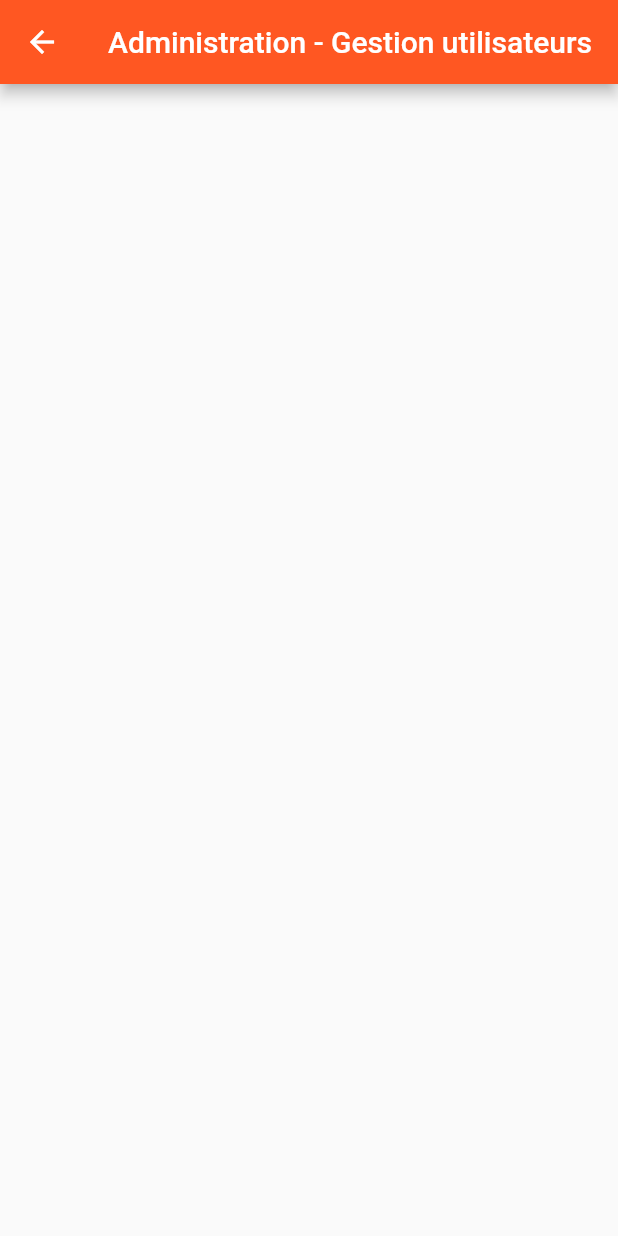
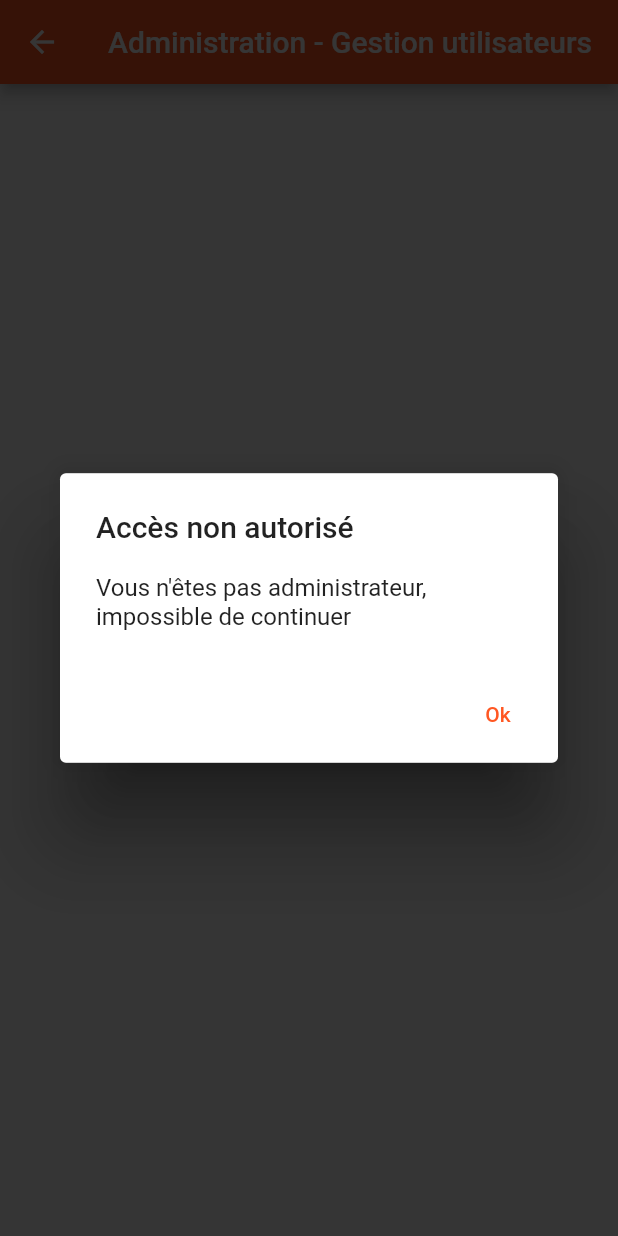
Before and after one commit to LoupMyr/stageApp, a Flutter app: the ListeUsersPage screen opened by its route, on a phone screen of 412 x 824 dp. Run offline on Flutter 3.47's test engine with Material 2 defaults, Android fonts, the phone set to English and light mode, and no system bars; our stand-ins replace flutter_secure_storage, flutter_spinkit, qr_flutter; accounts and stored records are empty.

Commit message:
ajout protection page si user pas admin

```diff
--- a/lib/ajoutPage.dart
+++ b/lib/ajoutPage.dart
@@ -2,6 +2,7 @@ import 'dart:developer';
 import 'package:flutter/material.dart';
 import 'package:stage/tools.dart';
 import 'package:intl/intl.dart';
+import 'package:stage/widgetNonAdmin.dart';
 
 class AjoutPage extends StatefulWidget {
   const AjoutPage({super.key, required this.title});
@@ -52,6 +53,11 @@ class _AjoutPageState extends State<AjoutPage> {
   Text _labelErrEtat = const Text('');
 
   void sendRequest() async {
+    if (await _tool.checkAdmin() == false) {
+      WidgetNonAdmin.buildEmptyPopUp(context);
+      return;
+    }
+    print(await _tool.checkAdmin());
     _keep = true;
     if (_dateAchat.isEmpty && _keep) {
       await buildEmptyPopUp('date d\'achat');
--- a/lib/listeUsersPage.dart
+++ b/lib/listeUsersPage.dart
@@ -1,9 +1,10 @@
 import 'dart:developer';
-
 import 'package:flutter/material.dart';
 import 'package:stage/tools.dart';
 import 'package:flutter_spinkit/flutter_spinkit.dart';
 import 'dart:convert' as convert;
+
+import 'package:stage/widgetNonAdmin.dart';
 
 class ListeUsersPage extends StatefulWidget {
   const ListeUsersPage({super.key, required this.title});
@@ -16,12 +17,15 @@ class ListeUsersPage extends StatefulWidget {
 
 class ListeUsersPageState extends State<ListeUsersPage> {
   var _users;
-  Tools _tools = Tools();
+  final Tools _tools = Tools();
   bool _recupDataBool = false;
-  final TextStyle _textStyle = const TextStyle(fontSize: 20);
   final TextStyle _textStyleHeaders = const TextStyle(fontSize: 30);
 
   Future<String> recupUsers() async {
+    if (await _tools.checkAdmin() == false) {
+      WidgetNonAdmin.buildEmptyPopUp(context);
+      return '';
+    }
     var response = await _tools.getUsers();
     if (response.statusCode == 200) {
       _recupDataBool = true;
--- a/lib/local.dart
+++ b/lib/local.dart
@@ -1,5 +1,5 @@
 import 'package:flutter_secure_storage/flutter_secure_storage.dart';
 
 class Local {
-  static final storage = new FlutterSecureStorage();
+  static const storage = FlutterSecureStorage();
 }
--- a/lib/profil.dart
+++ b/lib/profil.dart
@@ -15,9 +15,8 @@ class ProfilPage extends StatefulWidget {
 
 class ProfilPageState extends State<ProfilPage> {
   var _user;
-  Tools _tools = Tools();
+  final Tools _tools = Tools();
   bool _recupDataBool = false;
-  final TextStyle _textStyle = const TextStyle(fontSize: 20);
   final TextStyle _textStyleHeaders = const TextStyle(fontSize: 30);
 
   Future<String> recupUser() async {
@@ -26,7 +25,6 @@ class ProfilPageState extends State<ProfilPage> {
     if (response.statusCode == 200) {
       _recupDataBool = true;
       _user = convert.jsonDecode(response.body);
-      print(_user);
     } else {
       log(response.statusCode.toString());
     }
--- /dev/null
+++ b/lib/widgetNonAdmin.dart
@@ -0,0 +1,31 @@
+import 'package:flutter/material.dart';
+
+class WidgetNonAdmin {
+  static Future<void> buildEmptyPopUp(BuildContext context) async {
+    return showDialog(
+        context: context,
+        barrierDismissible: false,
+        builder: (BuildContext context) {
+          return AlertDialog(
+            title: const Text('Accès non autorisé'),
+            content: SingleChildScrollView(
+              child: ListBody(
+                children: const <Widget>[
+                  Text(
+                      'Vous n\'êtes pas administrateur, impossible de continuer'),
+                ],
+              ),
+            ),
+            actions: <Widget>[
+              TextButton(
+                child: const Text('Ok'),
+                onPressed: () {
+                  Navigator.of(context).pop();
+                  Navigator.of(context).pop();
+                },
+              ),
+            ],
+          );
+        });
+  }
+}
```
Also changed, not shown: lib/inscriptionPage.dart (+1 -6 lines), lib/listePage.dart (+7 -1 lines), lib/materielPage.dart (+17 -11 lines), lib/myhomepage.dart (+7 -5 lines), lib/qrCodePage.dart (+9 -4 lines), lib/searchByEtat.dart (+8 -5 lines), lib/searchByType.dart (+6 -3 lines), lib/tools.dart (+8 -0 lines).
